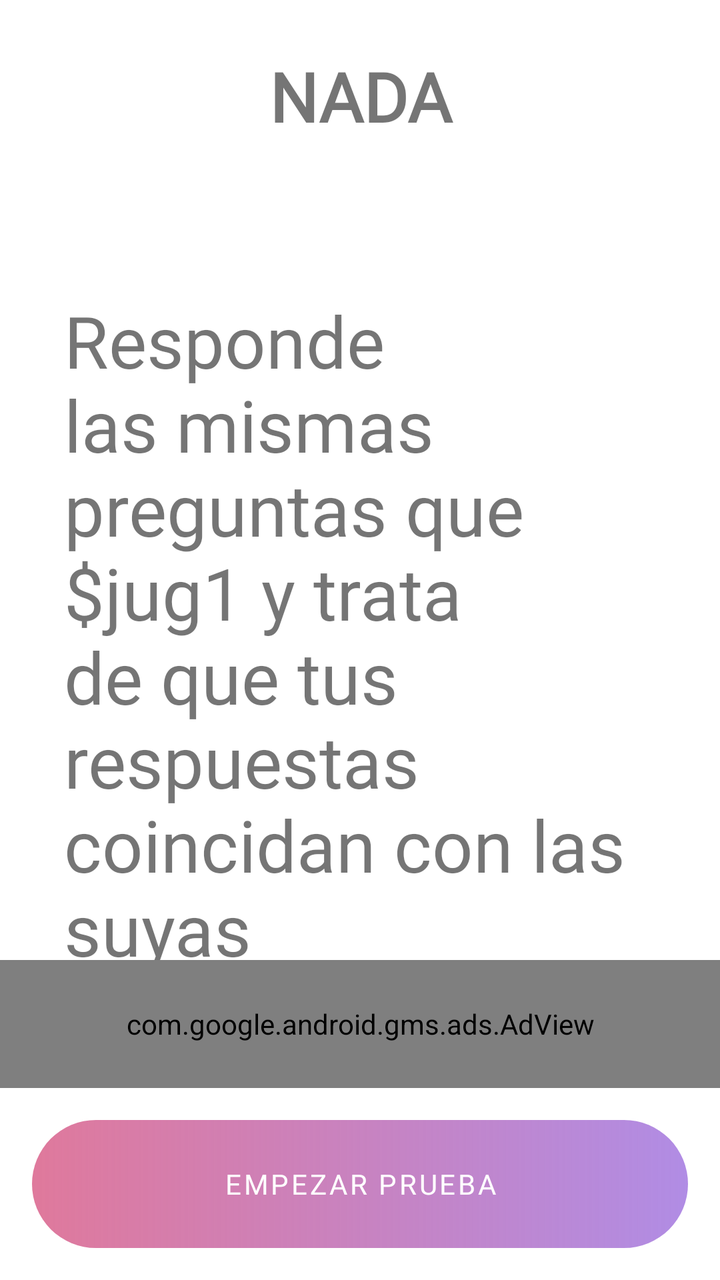
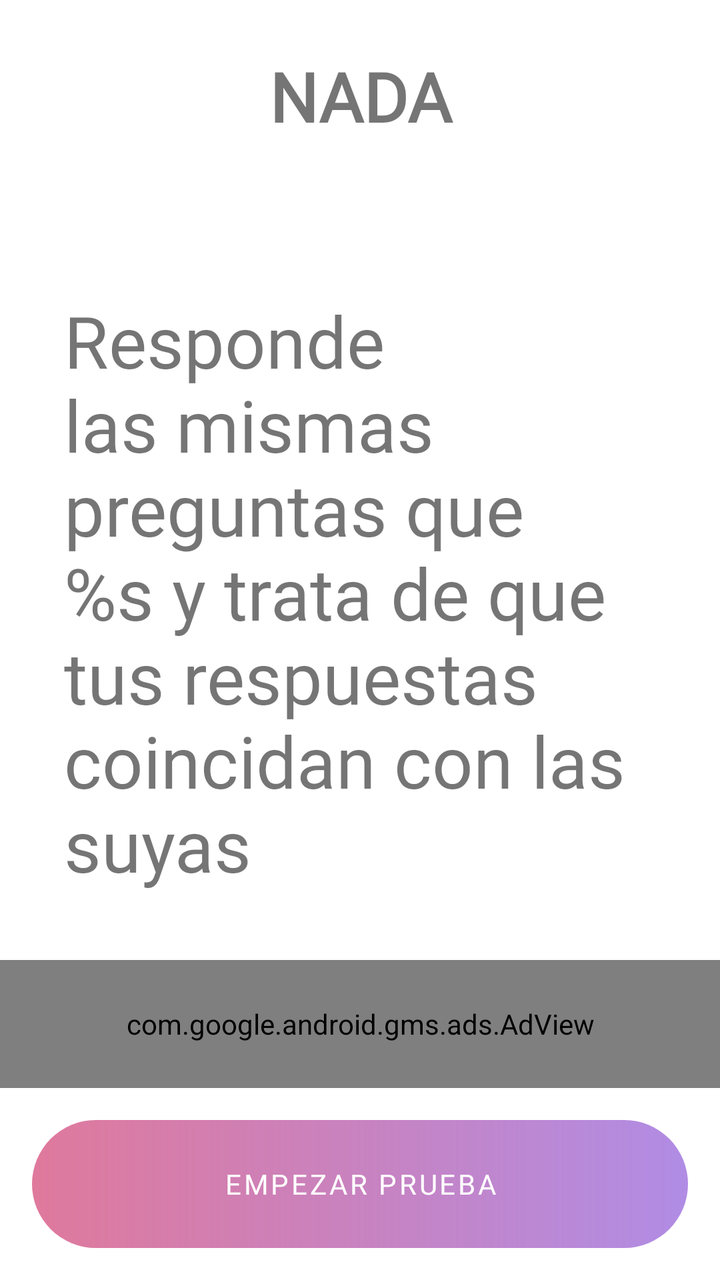

The first picture is an Android layout as it rendered before a commit; the second is the same layout after the commit. The layout source and the unified diff follow.
<!-- AndroidManifest.xml: application theme Theme.JuegoParaParejas -->
<!-- res/layout/activity_jugador_dos.xml -->
<?xml version="1.0" encoding="utf-8"?>
<androidx.constraintlayout.widget.ConstraintLayout xmlns:android="http://schemas.android.com/apk/res/android"

    xmlns:ads="http://schemas.android.com/apk/res-auto"
    xmlns:app="http://schemas.android.com/apk/res-auto"
    xmlns:tools="http://schemas.android.com/tools"
    android:layout_width="match_parent"
    android:layout_height="match_parent"
    tools:context=".jugadorDos">

    <androidx.constraintlayout.widget.Guideline
        android:id="@+id/guideline22"
        android:layout_width="wrap_content"
        android:layout_height="wrap_content"
        android:orientation="horizontal"
        app:layout_constraintGuide_percent="0.75" />

    <androidx.constraintlayout.widget.Guideline
        android:id="@+id/guideline23"
        android:layout_width="wrap_content"
        android:layout_height="wrap_content"
        android:orientation="horizontal"
        app:layout_constraintGuide_percent="0.15" />

    <TextView
        android:id="@+id/turnoView"
        android:layout_width="0dp"
        android:layout_height="0dp"
        android:fontFamily="@font/roboto_slab"
        android:gravity="center_horizontal|center_vertical"
        android:text="NADA"
        android:textAlignment="center"
        android:textSize="34sp"
        android:textStyle="bold"
        app:layout_constraintBottom_toTopOf="@+id/guideline23"
        app:layout_constraintEnd_toEndOf="parent"
        app:layout_constraintStart_toStartOf="parent"
        app:layout_constraintTop_toTopOf="parent" />

    <TextView
        android:id="@+id/textView5"
        android:layout_width="0dp"
        android:layout_height="0dp"
        android:layout_marginStart="32dp"
        android:layout_marginTop="50dp"
        android:layout_marginEnd="32dp"
        android:fontFamily="@font/roboto_slab"

        android:gravity="start"

        android:text="Responde las mismas preguntas que $jug1 y trata de que tus respuestas coincidan con las suyas"
        android:textSize="36sp"

        app:layout_constraintBottom_toTopOf="@+id/guideline22"
        app:layout_constraintEnd_toEndOf="parent"
        app:layout_constraintStart_toStartOf="parent"
        app:layout_constraintTop_toTopOf="@+id/guideline23" />

    <Button
        android:id="@+id/empiezaBoton"
        android:layout_width="0dp"
        android:layout_height="0dp"
        android:layout_marginStart="16dp"
        android:layout_marginTop="16dp"
        android:layout_marginEnd="16dp"
        android:layout_marginBottom="16dp"
        android:background="@drawable/style_button"
        android:fontFamily="@font/roboto_slab"
        android:text="EMPEZAR PRUEBA"
        app:backgroundTint="@null"
        app:layout_constraintBottom_toBottomOf="parent"
        app:layout_constraintEnd_toEndOf="parent"
        app:layout_constraintStart_toStartOf="parent"
        app:layout_constraintTop_toTopOf="@+id/guideline36" />

    <androidx.constraintlayout.widget.Guideline
        android:id="@+id/guideline36"
        android:layout_width="wrap_content"
        android:layout_height="wrap_content"
        android:orientation="horizontal"

        app:layout_constraintGuide_percent="0.85" />

    <com.google.android.gms.ads.AdView
        android:id="@+id/banner"
        android:layout_width="0dp"
        android:layout_height="0dp"
        ads:adSize="LARGE_BANNER"
        ads:adUnitId="ca-app-pub-4930505659937183/9156906038"
        ads:layout_constraintBottom_toBottomOf="@+id/guideline36"
        ads:layout_constraintEnd_toEndOf="parent"
        ads:layout_constraintStart_toStartOf="parent"
        ads:layout_constraintTop_toTopOf="@+id/guideline22">


    </com.google.android.gms.ads.AdView>

</androidx.constraintlayout.widget.ConstraintLayout>
<!-- resources referenced by this layout -->
<resources>
  <!-- drawable style_button (drawable) -->
  <?xml version="1.0" encoding="utf-8"?>
  <shape xmlns:android="http://schemas.android.com/apk/res/android">
      <gradient android:startColor="@color/rosa"
          android:endColor="#9A7D41D3"
          android:angle="0"></gradient>
      <corners android:radius="50dp"></corners>
  
  
  </shape>
  <style name="Theme.JuegoParaParejas" parent="Theme.MaterialComponents.DayNight.NoActionBar">
          
          <item name="colorPrimary">#FDDD618B</item>
          <item name="colorPrimaryVariant">#FDDD618B</item>
          <item name="colorOnPrimary">@color/white</item>
          
          <item name="colorSecondary">@color/purple_200</item>
          <item name="colorSecondaryVariant">@color/purple_500</item>
          <item name="colorOnSecondary">@color/black</item>
          
          <item name="android:statusBarColor" tools:targetApi="l">?attr/colorPrimaryVariant</item>
          
      </style>
  <color name="rosa">#FDDF789B</color>
  <color name="white">#FFFFFFFF</color>
  <color name="purple_200">#FFBB86FC</color>
  <color name="purple_500">#FF6200EE</color>
  <color name="black">#FF000000</color>
</resources>

<!-- the commit's change to res/layout/activity_jugador_dos.xml (unified diff, before → after) -->
@@ -28,7 +28,7 @@
         android:layout_height="0dp"
         android:fontFamily="@font/roboto_slab"
         android:gravity="center_horizontal|center_vertical"
-        android:text="NADA"
+        android:text="@string/placeholder_turn"
         android:textAlignment="center"
         android:textSize="34sp"
         android:textStyle="bold"
@@ -48,7 +48,7 @@
 
         android:gravity="start"
 
-        android:text="Responde las mismas preguntas que $jug1 y trata de que tus respuestas coincidan con las suyas"
+        android:text="@string/player_two_instruction"
         android:textSize="36sp"
 
         app:layout_constraintBottom_toTopOf="@+id/guideline22"
@@ -66,7 +66,7 @@
         android:layout_marginBottom="16dp"
         android:background="@drawable/style_button"
         android:fontFamily="@font/roboto_slab"
-        android:text="EMPEZAR PRUEBA"
+        android:text="@string/button_start_test"
         app:backgroundTint="@null"
         app:layout_constraintBottom_toBottomOf="parent"
         app:layout_constraintEnd_toEndOf="parent"
<!-- resource entries referenced after the edit -->
@@ -10,6 +10,9 @@
   
   
   </shape>
+  <string name="button_start_test">EMPEZAR PRUEBA</string>
+  <string name="placeholder_turn">NADA</string>
+  <string name="player_two_instruction">Responde las mismas preguntas que %s y trata de que tus respuestas coincidan con las suyas</string>
   <style name="Theme.JuegoParaParejas" parent="Theme.MaterialComponents.DayNight.NoActionBar">
           
           <item name="colorPrimary">#FDDD618B</item>
